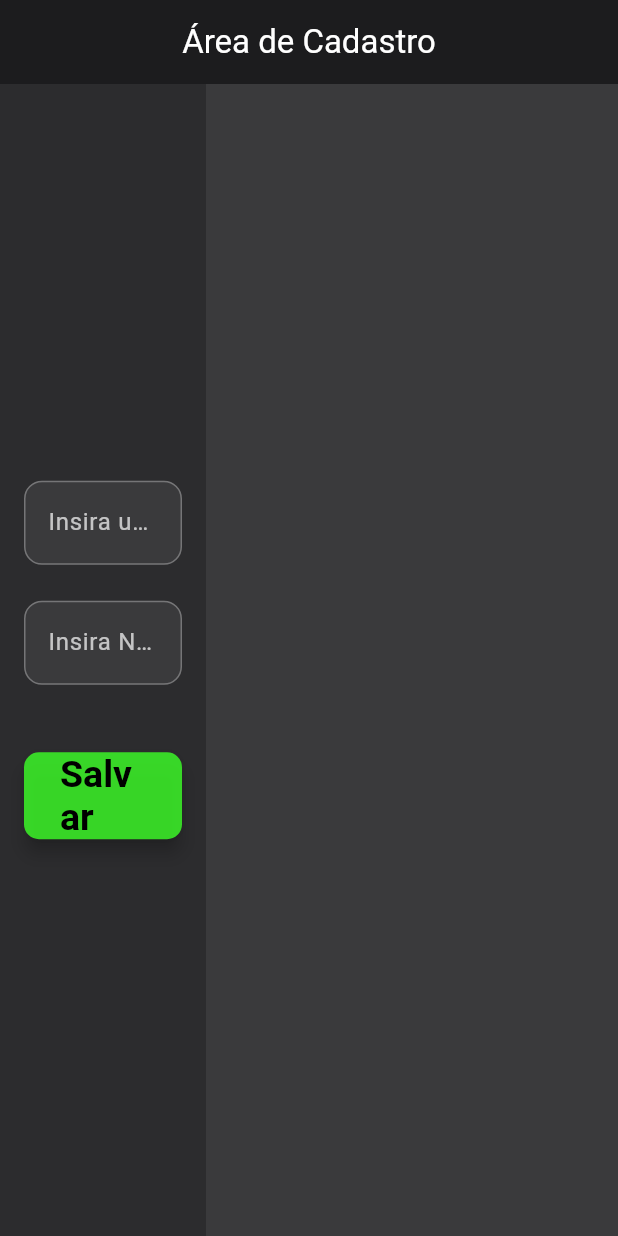
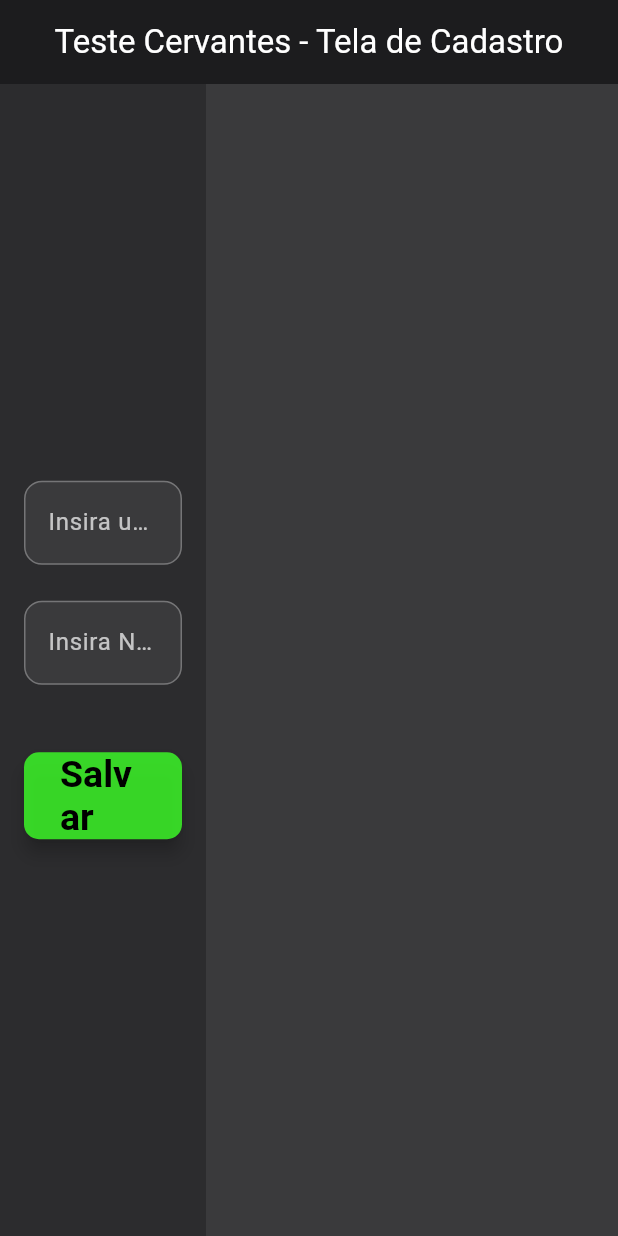
Before and after one commit to dudamatoss/TesteCervantes_Flutter, a Flutter app: the screen it shows after launch, on a phone screen of 412 x 824 dp. Run offline on Flutter 3.47's test engine with Material 3 defaults, Android fonts, the phone set to English and light mode, and no system bars; our stand-ins replace sqflite_common_ffi; accounts and stored records are empty.

Commit message:
move styles to styles file

```diff
--- a/lib/Utils/StyleApp.dart
+++ /dev/null
@@ -1,5 +0,0 @@
-import 'package:flutter/material.dart';
-
-class AppTheme {
-  static const Color dark = Color(0xFF1E1E1E);
-}
--- a/lib/main.dart
+++ b/lib/main.dart
@@ -21,7 +21,7 @@ class MyApp extends StatelessWidget {
   @override
   Widget build(BuildContext context) {
     return MaterialApp(
-      title: 'Menu com Caixas de Texto',
+      title: 'Cervantes Teste',
       debugShowCheckedModeBanner: false,
       home: Input(),
     );
--- a/lib/pages/home.dart
+++ b/lib/pages/home.dart
@@ -93,7 +93,7 @@ class _InputState extends State<Input> {
 Widget build(BuildContext context) {
   return Scaffold(
     appBar: AppBar(
-      title: Text('Área de Cadastro', style: TextStyle(color: Colors.white)),
+      title: Text('Teste Cervantes - Tela de Cadastro', style: TextStyle(color: Colors.white)),
       centerTitle: true,
       backgroundColor: Color(0xFF1C1C1E),
     ),
```
